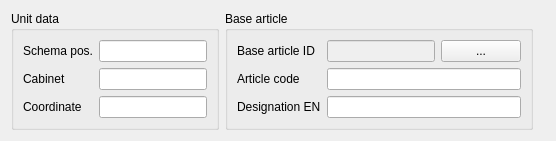
scandyna/multidiagtools, file tools/mdtcablelist/src/mdtClUnitEditor.ui: the form before one commit.
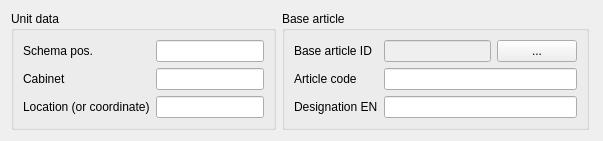
The form after the commit.

What changed in the file:
```diff
--- a/tools/mdtcablelist/src/mdtClUnitEditor.ui
+++ b/tools/mdtcablelist/src/mdtClUnitEditor.ui
@@ -6,7 +6,7 @@
    <rect>
     <x>0</x>
     <y>0</y>
-    <width>556</width>
+    <width>603</width>
     <height>133</height>
    </rect>
   </property>
@@ -63,7 +63,7 @@
       <item row="2" column="0">
        <widget class="QLabel" name="lb_Coordinate">
         <property name="text">
-         <string>Coordinate</string>
+         <string>Location (or coordinate)</string>
         </property>
        </widget>
       </item>
```
